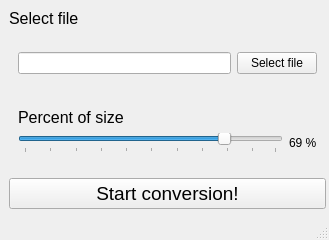
This is mainwindow.ui in Thurinum/simple-media-encoder as Qt 5 draws it before an edit. The edited form follows.
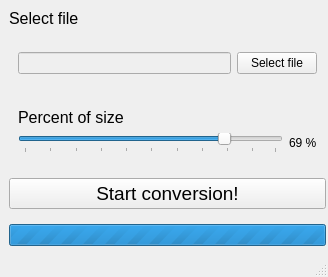
This is the edited form.

Commit message: feat: Pick file to compress

Patch:
```diff
--- a/mainwindow.ui
+++ b/mainwindow.ui
@@ -9,8 +9,8 @@
    <rect>
     <x>0</x>
     <y>0</y>
-    <width>329</width>
-    <height>235</height>
+    <width>328</width>
+    <height>264</height>
    </rect>
   </property>
   <property name="sizePolicy">
@@ -129,7 +129,11 @@
           <number>0</number>
          </property>
          <item>
-          <widget class="QLineEdit" name="fileName"/>
+          <widget class="QLineEdit" name="fileName">
+           <property name="enabled">
+            <bool>false</bool>
+           </property>
+          </widget>
          </item>
          <item>
           <widget class="QPushButton" name="fileButton">
@@ -233,6 +237,34 @@
       </property>
      </widget>
     </item>
+    <item>
+     <widget class="QProgressBar" name="progressBar">
+      <property name="maximumSize">
+       <size>
+        <width>16777215</width>
+        <height>16777215</height>
+       </size>
+      </property>
+      <property name="maximum">
+       <number>0</number>
+      </property>
+      <property name="value">
+       <number>-1</number>
+      </property>
+      <property name="textVisible">
+       <bool>false</bool>
+      </property>
+      <property name="invertedAppearance">
+       <bool>false</bool>
+      </property>
+      <property name="textDirection">
+       <enum>QProgressBar::BottomToTop</enum>
+      </property>
+      <property name="format">
+       <string/>
+      </property>
+     </widget>
+    </item>
    </layout>
   </widget>
   <widget class="QMenuBar" name="menubar">
@@ -240,7 +272,7 @@
     <rect>
      <x>0</x>
      <y>0</y>
-     <width>329</width>
+     <width>328</width>
      <height>17</height>
     </rect>
    </property>
```
The commit also changes 2 other files.
